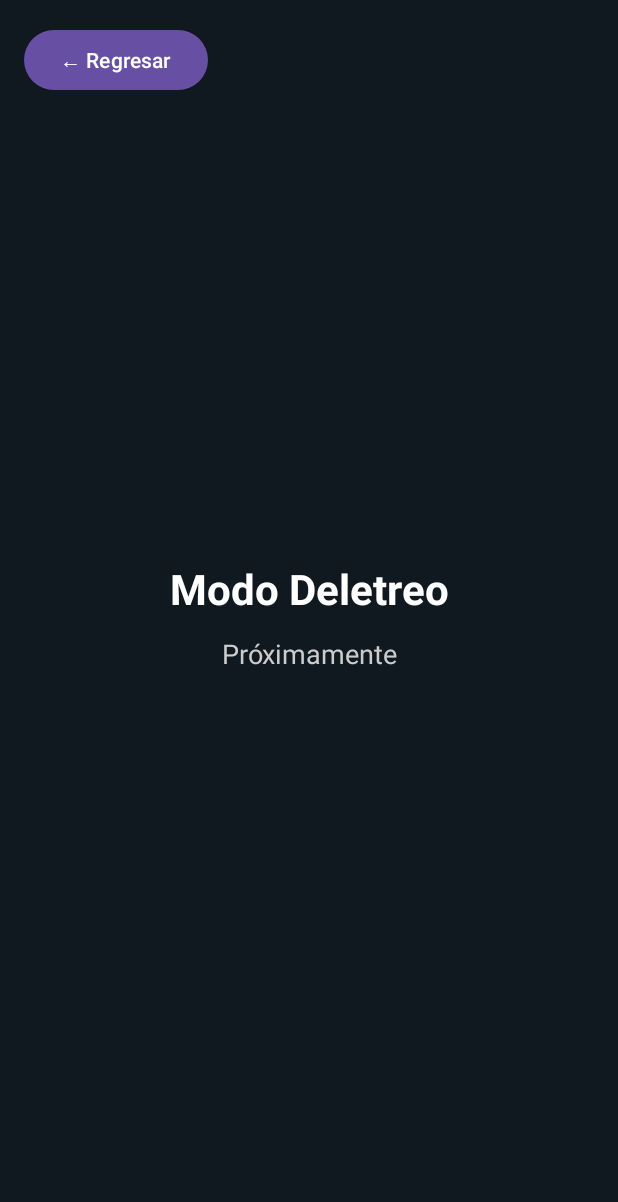
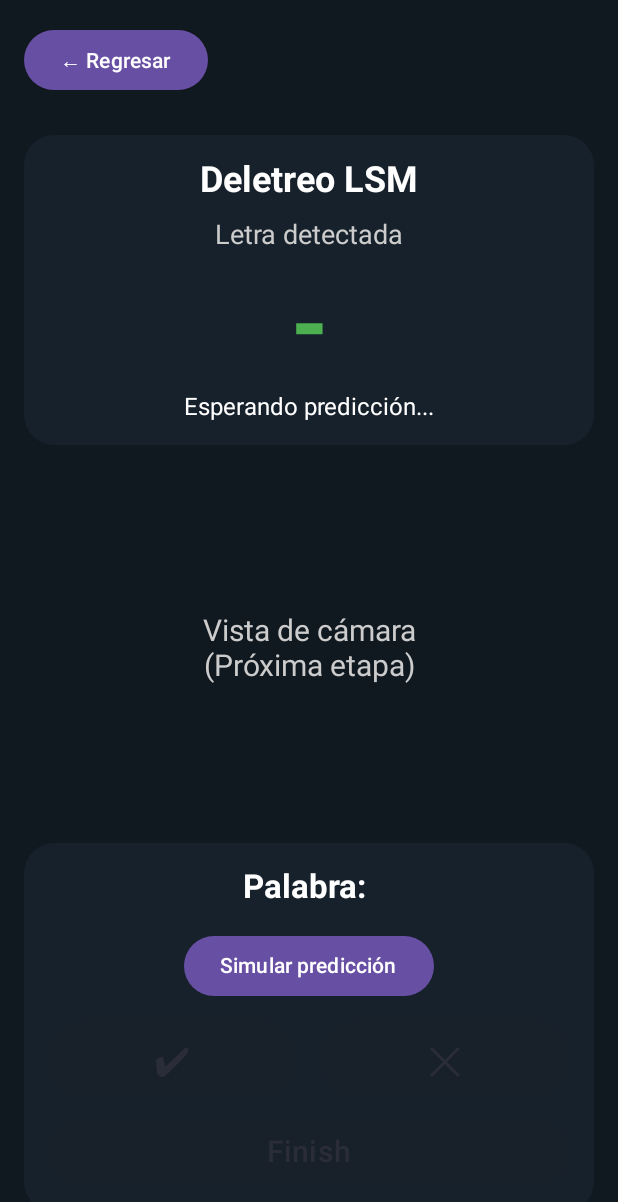
Before and after one commit to GerryPad/ProyectoLSM, an Android app built with Jetpack Compose: the screen it shows after launch (MainActivity), after a tap on "Deletreo", on a phone screen of 412 x 824 dp. Shown: the top 1202 px of the screen. Run offline under Robolectric (Android 15) with nearby library versions, the phone set to English and light mode, and no system bars.

Commit message:
Implementacion de la interfaz de Deletreo

```diff
--- /dev/null
+++ b/LSMMovil/app/src/main/java/com/example/lsmreconocimiento/DeletreoScreen.kt
@@ -0,0 +1,338 @@
+package com.example.lsmreconocimiento
+
+import androidx.compose.foundation.background
+import androidx.compose.foundation.layout.*
+import androidx.compose.foundation.shape.RoundedCornerShape
+
+import androidx.compose.material3.Button
+import androidx.compose.material3.ButtonDefaults
+import androidx.compose.material3.Text
+
+import androidx.compose.runtime.*
+
+import androidx.compose.ui.Alignment
+import androidx.compose.ui.Modifier
+import androidx.compose.ui.graphics.Color
+import androidx.compose.ui.text.font.FontWeight
+import androidx.compose.ui.text.style.TextAlign
+import androidx.compose.ui.unit.dp
+import androidx.compose.ui.unit.sp
+
+@Composable
+fun DeletreoScreen(
+    onRegresar: () -> Unit
+) {
+    // VARIABLES DE ESTADO
+    var letraPredicha by remember {
+        mutableStateOf<String?>(null)
+    }
+
+    var puntuacion by remember {
+        mutableFloatStateOf(0f)
+    }
+
+    val letrasConfirmadas = remember {
+        mutableStateListOf<String>()
+    }
+
+    var finalizado by remember {
+        mutableStateOf(false)
+    }
+
+    // Variable temporal para probar la interfaz.
+    // Se eliminará al conectar el reconocimiento.
+    var indicePrueba by remember {
+        mutableIntStateOf(0)
+    }
+
+    val letrasPrueba = listOf("H", "O", "L", "A")
+
+    val palabra = letrasConfirmadas.joinToString("")
+
+    // INTERFAZ PRINCIPAL
+    Box(
+        modifier = Modifier
+            .fillMaxSize()
+            .background(Color(0xFF101820))
+    ) {
+
+        // ÁREA CENTRAL
+        Box(
+            modifier = Modifier
+                .fillMaxSize()
+                .padding(
+                    top = 260.dp,
+                    bottom = 220.dp
+                ),
+
+            contentAlignment = Alignment.Center
+        ) {
+
+            Text(
+                text = "Vista de cámara\n(Próxima etapa)",
+                color = Color.LightGray,
+                fontSize = 20.sp,
+                textAlign = TextAlign.Center
+            )
+        }
+
+        // BOTÓN REGRESAR
+        Button(
+            onClick = onRegresar,
+
+            modifier = Modifier
+                .align(Alignment.TopStart)
+                .padding(16.dp)
+        ) {
+
+            Text("← Regresar")
+        }
+
+        // PANEL SUPERIOR
+        Column(
+            modifier = Modifier
+                .align(Alignment.TopCenter)
+                .fillMaxWidth()
+                .padding(
+                    start = 16.dp,
+                    end = 16.dp,
+                    top = 90.dp
+                )
+                .background(
+                    color = Color(0xFF17212B),
+                    shape = RoundedCornerShape(20.dp)
+                )
+                .padding(16.dp),
+
+            horizontalAlignment = Alignment.CenterHorizontally
+        ) {
+
+            Text(
+                text = "Deletreo LSM",
+                color = Color.White,
+                fontSize = 24.sp,
+                fontWeight = FontWeight.Bold
+            )
+
+            Spacer(
+                modifier = Modifier.height(12.dp)
+            )
+
+            Text(
+                text = if (finalizado) {
+                    "Palabra completada"
+                } else {
+                    "Letra detectada"
+                },
+                color = Color.LightGray,
+                fontSize = 18.sp
+            )
+
+            Spacer(
+                modifier = Modifier.height(12.dp)
+            )
+
+            Text(
+                text = when {
+                    finalizado -> palabra
+                    letraPredicha != null -> letraPredicha!!
+                    else -> "-"
+                },
+
+                color = Color(0xFF4CAF50),
+                fontSize = if (finalizado) 40.sp else 64.sp,
+                fontWeight = FontWeight.Bold,
+                textAlign = TextAlign.Center
+            )
+
+            if (!finalizado) {
+
+                Spacer(
+                    modifier = Modifier.height(8.dp)
+                )
+
+                Text(
+                    text = if (letraPredicha != null) {
+                        "Puntuación: %.3f".format(puntuacion)
+                    } else {
+                        "Esperando predicción..."
+                    },
+
+                    color = Color.White,
+                    fontSize = 16.sp
+                )
+            }
+        }
+
+        // PANEL INFERIOR
+        Column(
+            modifier = Modifier
+                .align(Alignment.BottomCenter)
+                .fillMaxWidth()
+                .padding(16.dp)
+                .background(
+                    color = Color(0xFF17212B),
+                    shape = RoundedCornerShape(20.dp)
+                )
+                .padding(16.dp),
+
+            horizontalAlignment = Alignment.CenterHorizontally
+        ) {
+
+            Text(
+                text = "Palabra: $palabra",
+                color = Color.White,
+                fontSize = 22.sp,
+                fontWeight = FontWeight.Bold
+            )
+
+            Spacer(
+                modifier = Modifier.height(16.dp)
+            )
+
+            if (!finalizado) {
+
+                // BOTÓN TEMPORAL DE PRUEBA
+                Button(
+                    onClick = {
+
+                        letraPredicha = letrasPrueba[
+                            indicePrueba % letrasPrueba.size
+                        ]
+
+                        puntuacion = 0.95f
+                    },
+
+                    enabled = letraPredicha == null
+                ) {
+
+                    Text("Simular predicción")
+                }
+
+                Spacer(
+                    modifier = Modifier.height(12.dp)
+                )
+
+                Row(
+                    modifier = Modifier.fillMaxWidth(),
+
+                    horizontalArrangement = Arrangement.spacedBy(16.dp)
+                ) {
+
+                    // CONFIRMAR LETRA
+                    Button(
+                        onClick = {
+
+                            letraPredicha?.let { letra ->
+
+                                letrasConfirmadas.add(letra)
+
+                                indicePrueba++
+
+                                letraPredicha = null
+
+                                puntuacion = 0f
+                            }
+                        },
+
+                        enabled = letraPredicha != null,
+
+                        modifier = Modifier.weight(1f),
+
+                        colors = ButtonDefaults.buttonColors(
+                            containerColor = Color(0xFF388E3C)
+                        )
+                    ) {
+
+                        Text(
+                            text = "✔",
+                            fontSize = 26.sp
+                        )
+                    }
+
+
+                    // RECHAZAR LETRA
+                    Button(
+                        onClick = {
+
+                            letraPredicha = null
+
+                            puntuacion = 0f
+                        },
+
+                        enabled = letraPredicha != null,
+
+                        modifier = Modifier.weight(1f),
+
+                        colors = ButtonDefaults.buttonColors(
+                            containerColor = Color(0xFFD32F2F)
+                        )
+                    ) {
+
+                        Text(
+                            text = "✕",
+                            fontSize = 26.sp
+                        )
+                    }
+                }
+
+                Spacer(
+                    modifier = Modifier.height(12.dp)
+                )
+
+
+                // FINALIZAR DELETREO
+                Button(
+                    onClick = {
+                        finalizado = true
+                    },
+
+                    enabled = letrasConfirmadas.isNotEmpty()
+                            && letraPredicha == null,
+
+                    modifier = Modifier.fillMaxWidth(),
+
+                    colors = ButtonDefaults.buttonColors(
+                        containerColor = Color(0xFF1976D2)
+                    )
+                ) {
+
+                    Text(
+                        text = "Finish",
+                        fontSize = 20.sp
+                    )
+                }
+
+            } else {
+
+                // NUEVA PALABRA
+                Button(
+                    onClick = {
+
+                        letrasConfirmadas.clear()
+
+                        letraPredicha = null
+
+                        puntuacion = 0f
+
+                        finalizado = false
+
+                        indicePrueba = 0
+                    },
+
+                    modifier = Modifier.fillMaxWidth(),
+
+                    colors = ButtonDefaults.buttonColors(
+                        containerColor = Color(0xFF673AB7)
+                    )
+                ) {
+
+                    Text(
+                        text = "Nueva palabra",
+                        fontSize = 20.sp
+                    )
+                }
+            }
+        }
+    }
+}
--- a/LSMMovil/app/src/main/java/com/example/lsmreconocimiento/MainActivity.kt
+++ b/LSMMovil/app/src/main/java/com/example/lsmreconocimiento/MainActivity.kt
@@ -196,51 +196,3 @@ fun MenuScreen(
         }
     }
 }
-
-@Composable
-fun DeletreoScreen(
-    onRegresar: () -> Unit
-) {
-
-    Box(
-        modifier = Modifier
-            .fillMaxSize()
-            .background(Color(0xFF101820))
-    ) {
-
-        Button(
-            onClick = onRegresar,
-
-            modifier = Modifier
-                .align(Alignment.TopStart)
-                .padding(16.dp)
-        ) {
-
-            Text("← Regresar")
-        }
-
-        Column(
-            modifier = Modifier.align(Alignment.Center),
-
-            horizontalAlignment = Alignment.CenterHorizontally
-        ) {
-
-            Text(
-                text = "Modo Deletreo",
-                fontSize = 28.sp,
-                fontWeight = FontWeight.Bold,
-                color = Color.White
-            )
-
-            Spacer(
-                modifier = Modifier.height(16.dp)
-            )
-
-            Text(
-                text = "Próximamente",
-                fontSize = 18.sp,
-                color = Color.LightGray
-            )
-        }
-    }
-}
```
